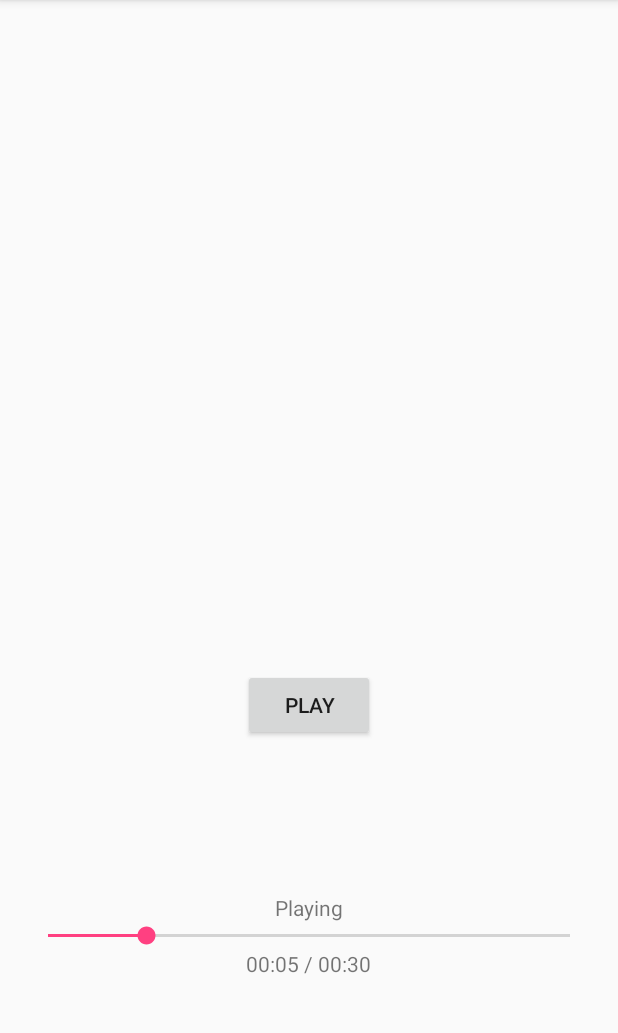
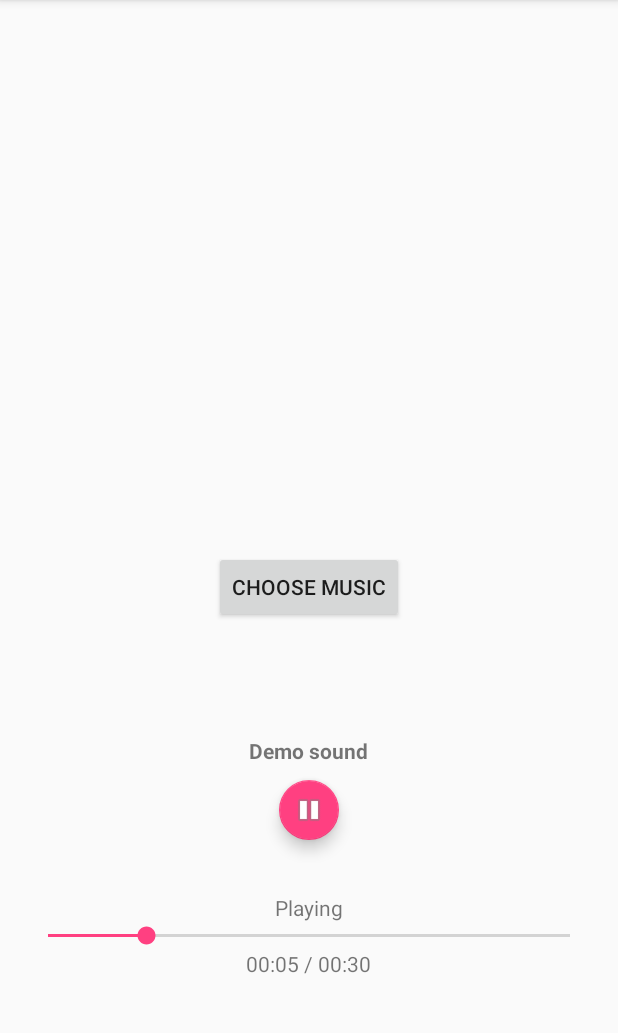
Before and after one commit to alvarogzp/Composer, an Android app: the screen it shows after launch (MainActivity), in the options menu, after a tap on "Settings", on a phone screen of 412 x 824 dp, the part 84-1117 px from its top. Run offline under Robolectric (Android 15) with nearby library versions, the phone set to English and light mode, and no system bars; our stand-ins replace ButterKnife.

Commit message:
Add Button to choose music file, and improve playback UX

```diff
--- a/app/src/main/java/com/afisoftware/composer/MainActivityFragment.java
+++ b/app/src/main/java/com/afisoftware/composer/MainActivityFragment.java
@@ -1,8 +1,13 @@
 package com.afisoftware.composer;
 
+import android.content.ActivityNotFoundException;
+import android.content.Intent;
 import android.media.MediaPlayer;
+import android.net.Uri;
 import android.os.Bundle;
 import android.os.Handler;
+import android.support.design.widget.FloatingActionButton;
+import android.support.design.widget.Snackbar;
 import android.support.v4.app.Fragment;
 import android.util.Log;
 import android.view.LayoutInflater;
@@ -17,11 +22,18 @@ import butterknife.BindView;
 import butterknife.ButterKnife;
 import butterknife.OnClick;
 
+import static android.app.Activity.RESULT_OK;
+
 /**
  * A placeholder fragment containing a simple view.
  */
 public class MainActivityFragment extends Fragment {
     private static final int REFRESH_PLAYBACK_INTERVAL_MILLIS_WHILE_PLAYING = 10;
+
+    private static final int SELECT_FILE_CODE = 1;
+
+    @BindView(R.id.audio_name) TextView audioName;
+    @BindView(R.id.play_button) FloatingActionButton playButton;
 
     @BindView(R.id.playback_state) TextView playbackState;
     @BindView(R.id.playback_bar) SeekBar playbackBar;
@@ -31,6 +43,7 @@ public class MainActivityFragment extends Fragment {
     private Handler playbackRefreshHandler;
     private String totalPlaybackTime;
     private boolean draggingPlaybackBar = false;
+    private Uri audioUri;
 
     public MainActivityFragment() {
     }
@@ -54,8 +67,11 @@ public class MainActivityFragment extends Fragment {
             @Override
             public void onStopTrackingTouch(SeekBar seekBar) {
                 draggingPlaybackBar = false;
-                if (isPlaying()) {
+                if (player != null) {
                     player.seekTo(seekBar.getProgress());
+                    if (!isPlaying()) {
+                        showPausedPlayback();
+                    }
                 } else {
                     showStoppedPlayback();
                 }
@@ -77,15 +93,64 @@ public class MainActivityFragment extends Fragment {
         playbackRefreshHandler = null;
     }
 
-    @OnClick(R.id.button)
+    @OnClick(R.id.select_file_button)
+    public void selectFileButtonClicked() {
+        Intent intent = new Intent(Intent.ACTION_GET_CONTENT);
+        intent.setType("audio/*");
+        intent.addCategory(Intent.CATEGORY_OPENABLE);
+
+        try {
+            startActivityForResult(Intent.createChooser(intent, "Choose a music file"), SELECT_FILE_CODE);
+        } catch (ActivityNotFoundException e) {
+            Snackbar.make(getView(), "Please install a File Manager.", Snackbar.LENGTH_LONG)
+                    .setAction("Action", null)
+                    .show();
+        }
+    }
+
+    @Override
+    public void onActivityResult(int requestCode, int resultCode, Intent data) {
+        switch (requestCode) {
+            case SELECT_FILE_CODE:
+                if (resultCode == RESULT_OK) {
+                    // Get the Uri of the selected file
+                    Uri uri = data.getData();
+                    audioName.setText(uri.toString());
+                    audioUri = uri;
+                    if (player != null) {
+                        player.stop();
+                        player = null;
+                    }
+                }
+                break;
+        }
+        super.onActivityResult(requestCode, resultCode, data);
+    }
+
+    @OnClick(R.id.play_button)
     public void playClicked() {
-        if (player != null) {
-            player.stop();
+        if (isPlaying()) {
+            player.pause();
+        } else if (player != null) {
+            player.start();
+            resumedPlayback();
+        } else {
+            if (audioUri == null) {
+                player = MediaPlayer.create(getActivity(), R.raw.music);
+            } else {
+                player = MediaPlayer.create(getActivity(), audioUri);
+            }
+            player.start();
+            player.setOnCompletionListener(new MediaPlayer.OnCompletionListener() {
+                @Override
+                public void onCompletion(MediaPlayer mediaPlayer) {
+                    player = null;
+                    showStoppedPlayback();
+                }
+            });
+            Log.d("Composer", "Playing!");
+            startedPlayback();
         }
-        player = MediaPlayer.create(getActivity(), R.raw.music);
-        player.start();
-        Log.d("Composer", "Playing!");
-        startedPlayback();
     }
 
     private void startedPlayback() {
@@ -93,8 +158,12 @@ public class MainActivityFragment extends Fragment {
         playbackBar.setMax(totalPlaybackMillis);
         totalPlaybackTime = formatMillis(totalPlaybackMillis);
 
+        resumedPlayback();
+    }
+
+    private void resumedPlayback() {
         playbackState.setText("Playing");
-
+        playButton.setImageResource(android.R.drawable.ic_media_pause);
         refreshPlaybackScheduler();
     }
 
@@ -111,6 +180,8 @@ public class MainActivityFragment extends Fragment {
                         refreshPlaybackScheduler();
                     }
                 }, REFRESH_PLAYBACK_INTERVAL_MILLIS_WHILE_PLAYING);
+            } else if (player != null) {
+                showPausedPlayback();
             } else {
                 showStoppedPlayback();
             }
@@ -129,10 +200,17 @@ public class MainActivityFragment extends Fragment {
         playbackTime.setText(formatMillis(currentPlaybackMillis) + " / " + totalPlaybackTime);
     }
 
+    private void showPausedPlayback() {
+        playbackState.setText("Paused");
+        refreshPlayingPlayback();
+        playButton.setImageResource(android.R.drawable.ic_media_play);
+    }
+
     private void showStoppedPlayback() {
         playbackState.setText("Stopped");
         playbackBar.setProgress(0);
         playbackTime.setText(formatMillis(0) + " / " +  formatMillis(0));
+        playButton.setImageResource(android.R.drawable.ic_media_play);
     }
 
     private String formatMillis(int millis) {
--- a/app/src/main/res/layout/fragment_main.xml
+++ b/app/src/main/res/layout/fragment_main.xml
@@ -1,5 +1,6 @@
 <?xml version="1.0" encoding="utf-8"?>
 <RelativeLayout xmlns:android="http://schemas.android.com/apk/res/android"
+    xmlns:app="http://schemas.android.com/apk/res-auto"
     xmlns:tools="http://schemas.android.com/tools"
     android:id="@+id/content_main"
     android:layout_width="match_parent"
@@ -10,6 +11,48 @@
     android:paddingTop="@dimen/activity_vertical_margin"
     tools:context="com.afisoftware.composer.MainActivityFragment"
     tools:showIn="@layout/activity_main">
+
+    <Button
+        android:text="Choose music"
+        android:layout_width="wrap_content"
+        android:layout_height="wrap_content"
+        android:id="@+id/select_file_button"
+        android:layout_marginBottom="75dp"
+        android:layout_above="@+id/linearLayout"
+        android:layout_centerHorizontal="true" />
+
+    <LinearLayout
+        android:orientation="vertical"
+        android:layout_width="match_parent"
+        android:layout_height="wrap_content"
+        android:layout_above="@+id/playback_layout"
+        android:layout_alignParentLeft="true"
+        android:layout_alignParentStart="true"
+        android:gravity="center_horizontal"
+        android:layout_marginBottom="20dp"
+        android:id="@+id/linearLayout">
+
+        <TextView
+            android:text="Demo sound"
+            android:layout_width="wrap_content"
+            android:layout_height="wrap_content"
+            android:id="@+id/audio_name"
+            android:textAllCaps="false"
+            android:textStyle="normal|bold"
+            android:textAlignment="center" />
+
+
+        <android.support.design.widget.FloatingActionButton
+            android:layout_width="wrap_content"
+            android:layout_height="wrap_content"
+            android:clickable="true"
+            app:fabSize="mini"
+            app:srcCompat="@android:drawable/ic_media_play"
+            android:id="@+id/play_button"
+            android:layout_marginTop="10dp"
+            android:layout_marginBottom="15dp"/>
+
+    </LinearLayout>
 
     <LinearLayout
         android:orientation="vertical"
@@ -23,7 +66,7 @@
         android:id="@+id/playback_layout">
 
         <TextView
-            android:text="Stop"
+            tools:text="Stopped"
             android:layout_width="wrap_content"
             android:layout_height="wrap_content"
             android:id="@+id/playback_state" />
@@ -34,19 +77,10 @@
             android:id="@+id/playback_bar" />
 
         <TextView
-            android:text="00:00 / 00:00"
+            tools:text="00:00 / 00:00"
             android:layout_width="wrap_content"
             android:layout_height="wrap_content"
             android:id="@+id/playback_time" />
     </LinearLayout>
 
-    <Button
-        android:text="PLAY"
-        android:layout_width="wrap_content"
-        android:layout_height="wrap_content"
-        android:id="@+id/button"
-        android:layout_marginBottom="101dp"
-        android:layout_above="@+id/playback_layout"
-        android:layout_centerHorizontal="true" />
-
 </RelativeLayout>
```
